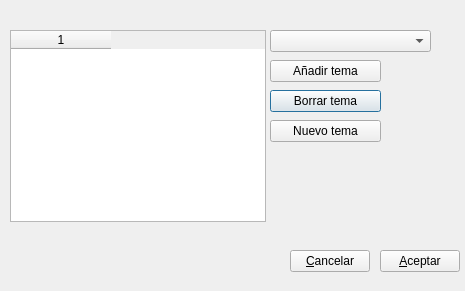
Above: gui/dlgtemas.ui from rogorido/qtpredicadores before the change. Below: the same form after it.
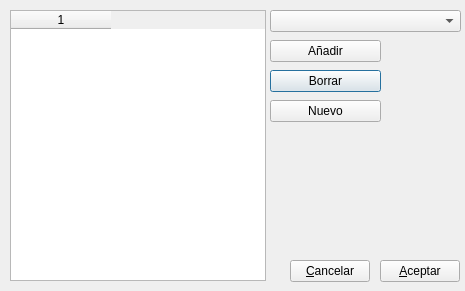
That is the form after the change.

```diff
--- a/gui/dlgtemas.ui
+++ b/gui/dlgtemas.ui
@@ -17,9 +17,9 @@
    <property name="geometry">
     <rect>
      <x>10</x>
-     <y>30</y>
+     <y>10</y>
      <width>256</width>
-     <height>192</height>
+     <height>271</height>
     </rect>
    </property>
    <property name="columnCount">
@@ -31,8 +31,8 @@
    <property name="geometry">
     <rect>
      <x>270</x>
-     <y>30</y>
-     <width>161</width>
+     <y>10</y>
+     <width>191</width>
      <height>22</height>
     </rect>
    </property>
@@ -41,46 +41,46 @@
    <property name="geometry">
     <rect>
      <x>270</x>
-     <y>90</y>
+     <y>70</y>
      <width>111</width>
      <height>22</height>
     </rect>
    </property>
    <property name="text">
-    <string>Borrar tema</string>
+    <string>Borrar</string>
    </property>
   </widget>
   <widget class="QPushButton" name="btAnadirTema">
    <property name="geometry">
     <rect>
      <x>270</x>
-     <y>60</y>
+     <y>40</y>
      <width>111</width>
      <height>22</height>
     </rect>
    </property>
    <property name="text">
-    <string>Añadir tema</string>
+    <string>Añadir</string>
    </property>
   </widget>
   <widget class="QPushButton" name="btNuevoTema">
    <property name="geometry">
     <rect>
      <x>270</x>
-     <y>120</y>
+     <y>100</y>
      <width>111</width>
      <height>22</height>
     </rect>
    </property>
    <property name="text">
-    <string>Nuevo tema</string>
+    <string>Nuevo</string>
    </property>
   </widget>
   <widget class="QPushButton" name="btOK">
    <property name="geometry">
     <rect>
      <x>380</x>
-     <y>250</y>
+     <y>260</y>
      <width>80</width>
      <height>22</height>
     </rect>
@@ -93,7 +93,7 @@
    <property name="geometry">
     <rect>
      <x>290</x>
-     <y>250</y>
+     <y>260</y>
      <width>80</width>
      <height>22</height>
     </rect>
```
